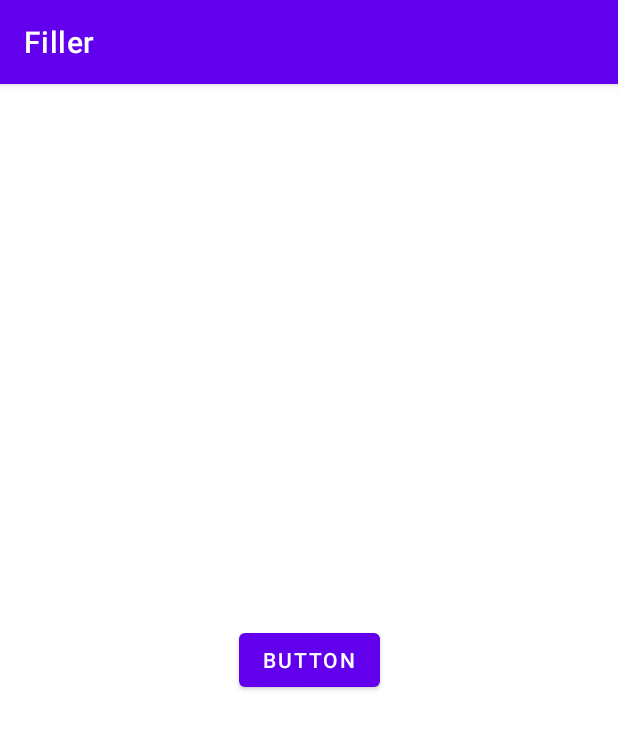
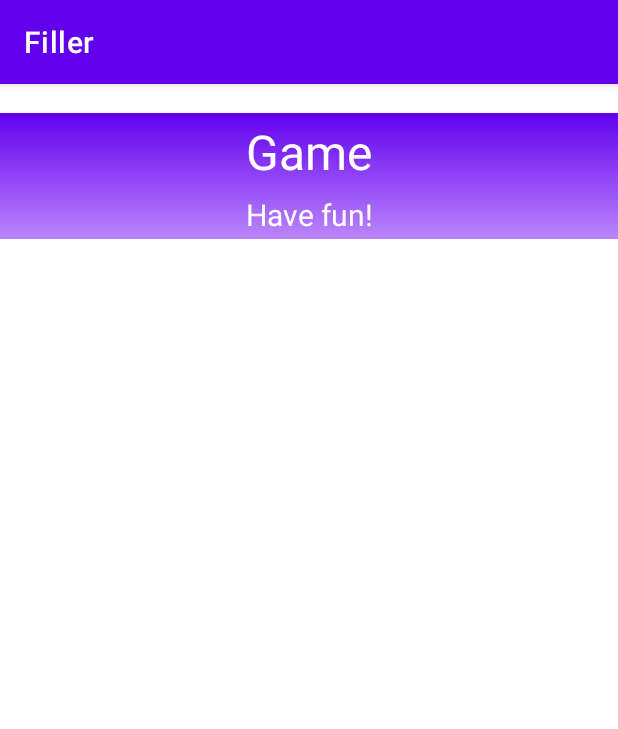
Before and after one commit to oriolagobat/Filler-Game-2, an Android app: the Game screen opened directly, with no data from a screen before it, on a phone screen of 412 x 824 dp. Shown: the top 729 px of the screen. Run offline under Robolectric (Android 15) with nearby library versions, the phone set to English and light mode, and no system bars; 1 statement that could not run was skipped.

Commit message:
Initial development of game class

```diff
--- a/app/src/main/java/com/example/filler/Results.kt
+++ /dev/null
@@ -1,11 +0,0 @@
-package com.example.filler
-
-import androidx.appcompat.app.AppCompatActivity
-import android.os.Bundle
-
-class Results : AppCompatActivity() {
-    override fun onCreate(savedInstanceState: Bundle?) {
-        super.onCreate(savedInstanceState)
-        setContentView(R.layout.activity_results)
-    }
-}
--- a/app/src/main/java/com/example/filler/gui/Game.kt
+++ b/app/src/main/java/com/example/filler/gui/Game.kt
@@ -6,6 +6,7 @@ import androidx.appcompat.app.AppCompatActivity
 import com.example.filler.R
 import com.example.filler.constants.Difficulty
 import com.example.filler.databinding.ActivityGameBinding
+import com.example.filler.logic.stub.GameStub
 
 class Game : AppCompatActivity() {
     override fun onCreate(savedInstanceState: Bundle?) {
@@ -31,8 +32,9 @@ class Game : AppCompatActivity() {
                     "Difficulty: $difficulty"
         Toast.makeText(this, message, Toast.LENGTH_LONG).show()
 
-        binding.button.setOnClickListener() {
-            finish()
-        }
+        // This is how it will be
+//        binding.gameGridView.numColumns = gridNum
+        binding.gameGridView.numColumns = 3
+        val gameStub: GameStub = GameStub(3, 3, difficulty)
     }
 }
--- a/app/src/main/res/layout/activity_game.xml
+++ b/app/src/main/res/layout/activity_game.xml
@@ -6,13 +6,77 @@
     android:layout_height="match_parent"
     tools:context=".gui.Game">
 
-    <Button
-        android:id="@+id/button"
-        android:layout_width="wrap_content"
-        android:layout_height="wrap_content"
-        android:text="Button"
+    <LinearLayout
+        android:id="@+id/headerLayout"
+        android:layout_width="match_parent"
+        android:layout_height="84dp"
+        android:background="@drawable/header_gradient"
+        android:orientation="vertical"
+        app:layout_constraintBottom_toTopOf="@+id/gameBodyLayout"
+        app:layout_constraintEnd_toEndOf="parent"
+        app:layout_constraintStart_toStartOf="parent"
+        app:layout_constraintTop_toTopOf="parent">
+
+        <TextView
+            android:id="@+id/gameHeader"
+            android:layout_width="match_parent"
+            android:layout_height="52dp"
+            android:gravity="center"
+            android:text="@string/game_header"
+            android:textColor="@color/white"
+            android:textSize="32sp" />
+
+        <TextView
+            android:id="@+id/gameSubheader"
+            android:layout_width="match_parent"
+            android:layout_height="31dp"
+            android:gravity="center"
+            android:text="@string/game_subheader"
+            android:textColor="@color/white"
+            android:textSize="20sp" />
+    </LinearLayout>
+
+    <LinearLayout
+        android:id="@+id/gameBodyLayout"
+        android:layout_width="409dp"
+        android:layout_height="645dp"
+        android:orientation="vertical"
         app:layout_constraintBottom_toBottomOf="parent"
         app:layout_constraintEnd_toEndOf="parent"
-        app:layout_constraintStart_toStartOf="parent"
-        app:layout_constraintTop_toTopOf="parent" />
+        app:layout_constraintStart_toStartOf="parent">
+
+        <Space
+            android:id="@+id/beforeVerticalSpace"
+            android:layout_width="match_parent"
+            android:layout_height="0dp"
+            android:layout_weight="1" />
+
+        <LinearLayout
+            android:id="@+id/horizontalGameBodyLayout"
+            android:layout_width="match_parent"
+            android:layout_height="612dp"
+            android:orientation="horizontal">
+
+            <Space
+                android:id="@+id/leftVerticalSpace"
+                android:layout_width="wrap_content"
+                android:layout_height="match_parent"
+                android:layout_weight="1" />
+
+
+            <GridView
+                android:id="@+id/gameGridView"
+                android:layout_width="240dp"
+                android:layout_height="459dp"
+                android:layout_weight="1" />
+
+            <Space
+                android:id="@+id/rightVerticalSpace"
+                android:gravity="center"
+                android:layout_width="wrap_content"
+                android:layout_height="match_parent"
+                android:layout_weight="1" />
+        </LinearLayout>
+    </LinearLayout>
+
 </androidx.constraintlayout.widget.ConstraintLayout>
--- a/app/src/main/res/layout/activity_help.xml
+++ b/app/src/main/res/layout/activity_help.xml
@@ -54,7 +54,7 @@
             android:orientation="horizontal">
 
             <Space
-                android:id="@+id/rulesSpace1"
+                android:id="@+id/leftVerticalSpace"
                 android:layout_width="11dp"
                 android:layout_height="match_parent"
                 android:layout_weight="1" />
--- a/app/src/main/res/layout/activity_results.xml
+++ /dev/null
@@ -1,9 +0,0 @@
-<?xml version="1.0" encoding="utf-8"?>
-<androidx.constraintlayout.widget.ConstraintLayout xmlns:android="http://schemas.android.com/apk/res/android"
-    xmlns:app="http://schemas.android.com/apk/res-auto"
-    xmlns:tools="http://schemas.android.com/tools"
-    android:layout_width="match_parent"
-    android:layout_height="match_parent"
-    tools:context=".Results">
-
-</androidx.constraintlayout.widget.ConstraintLayout>
--- a/app/src/main/res/values/strings.xml
+++ b/app/src/main/res/values/strings.xml
@@ -50,4 +50,9 @@
     <string name="color_image_description">Color roulette</string>
     <string name="board_image_description">Board icon</string>
     <string name="clock_image_description">Clock icon</string>
+
+
+    <!--    GAME-->
+    <string name="game_header">Game</string>
+    <string name="game_subheader">Have fun!</string>
 </resources>
```
